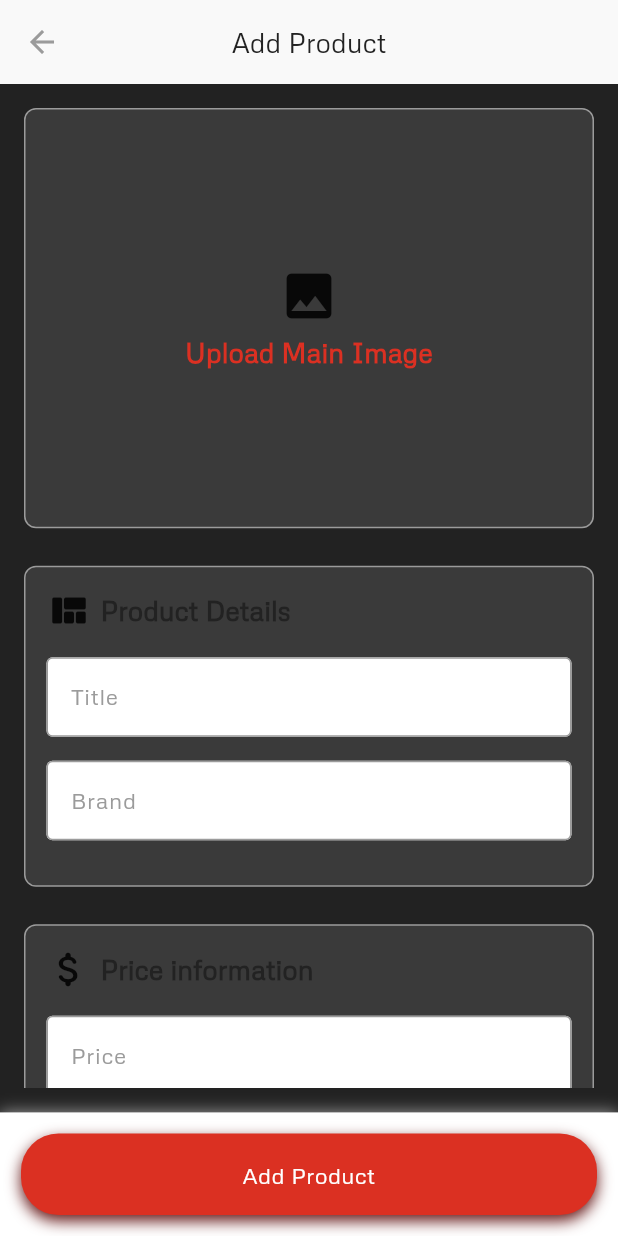
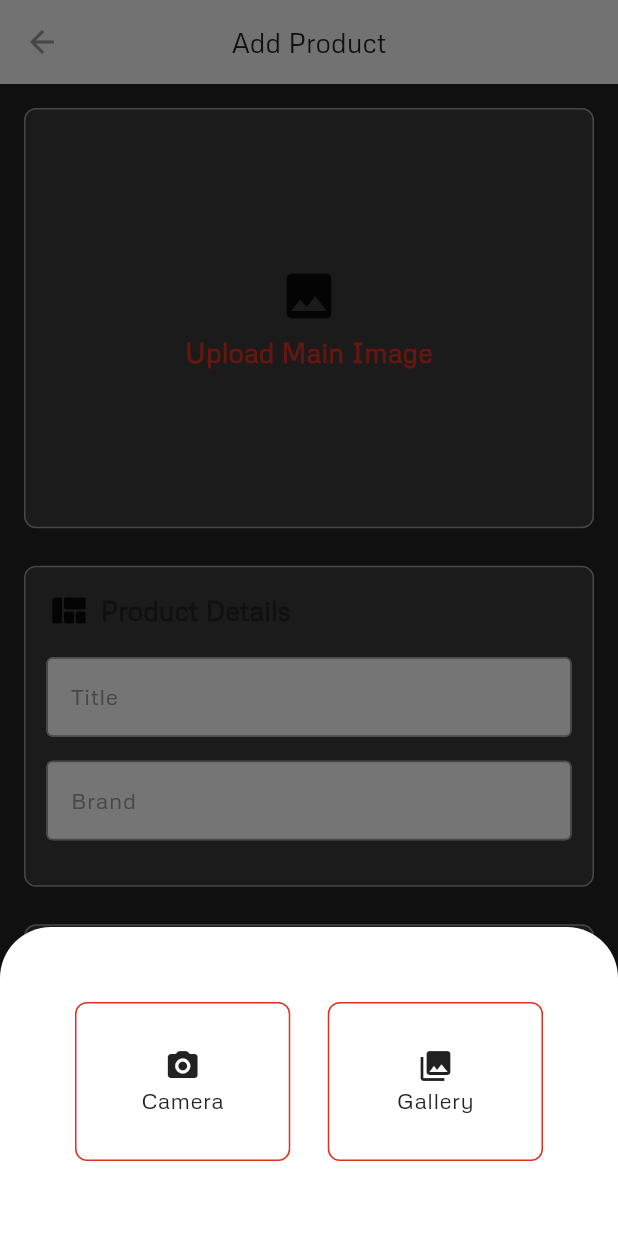
Before and after one commit to ahmedMetwaly/trendify-e-commerce-app, a Flutter app: the AddProduct screen opened by its route, after a tap on "Upload Main Image", on a phone screen of 412 x 824 dp. Run offline on Flutter 3.47's test engine with Material 3 defaults, Android fonts, the phone set to English and light mode, and no system bars; our stand-ins replace cloud_firestore, dio, firebase_auth, firebase_core, firebase_storage, flutter_bloc and 8 more; missing offline and left inert: flex_color_picker, flutter_facebook_auth, gif_view; accounts and stored records are empty.

Commit message:
Main Image Section

```diff
--- /dev/null
+++ b/lib/bloc/admin/add_product_bloc/add_product_bloc.dart
@@ -0,0 +1,24 @@
+import 'dart:io';
+
+import 'package:flutter_bloc/flutter_bloc.dart';
+import 'package:image_picker/image_picker.dart';
+import 'package:shop_app/bloc/admin/add_product_bloc/add_product_states.dart';
+
+class AddProductBloc extends Cubit<AddProductStates> {
+  AddProductBloc() : super(AddProductInitial());
+  File? image;
+
+  Future pickMainImage(ImageSource imageSource) async {
+    final ImagePicker picker = ImagePicker();
+    XFile? selectedImage = await picker.pickImage(source: imageSource);
+    if (selectedImage != null) {
+      image = File(selectedImage.path);
+      print("image path = ${image!.path}");
+      emit(MainImageLoaded());
+    }
+  }
+  void deleteMainImage(){
+    image = null;
+    emit(MainImageDeleted());
+  }
+}
--- /dev/null
+++ b/lib/bloc/admin/add_product_bloc/add_product_states.dart
@@ -0,0 +1,13 @@
+abstract class AddProductStates {}
+
+class AddProductInitial extends AddProductStates {}
+
+class AddProductLoading extends AddProductStates {}
+
+class AddProductSuccess extends AddProductStates {}
+
+class AddProductError extends AddProductStates {}
+
+class MainImageLoaded extends AddProductStates {}
+
+class MainImageDeleted extends AddProductStates {}
--- a/lib/l10n/intl_ar.arb
+++ b/lib/l10n/intl_ar.arb
@@ -96,22 +96,19 @@
     "productDetails": "تفاصيل المنتج",
     "title": "الأسم",
     "brand": "المصنع",
-    "price" :"السعر",
+    "price": "السعر",
     "salePrecentage": "نسبة الخصم",
     "salePrecentageError": "نسبة الخصم لابد ان تكون اقل من 100",
-    "PriceInfo" : "معلومات عن السعر",
+    "PriceInfo": "معلومات عن السعر",
     "colorsInformation": "معلومات عن الألوان",
-    "addNewColor" :"إضافة لون جديد",
+    "addNewColor": "إضافة لون جديد",
     "deleteThisColor": "حذف هذا اللون",
-    "colorCode" :"كود اللون",
+    "colorCode": "كود اللون",
     "colorName": "اسم اللون",
     "sizeInformations": "معلومات عن المقاسات",
     "deleteThisSize": "حذف هذا المقاس",
-    "addNewSize" : "اضف مقاس جديد",
-    "uploadMainImage" : "أضف الصورة الرئيسية"
-
-
-
-
-
+    "addNewSize": "اضف مقاس جديد",
+    "uploadMainImage": "أضف الصورة الرئيسية",
+    "camera": "كاميرا",
+    "gallery": "معرض الصور"
 }
--- a/lib/l10n/intl_en.arb
+++ b/lib/l10n/intl_en.arb
@@ -35,7 +35,7 @@
     "profile": "Profile",
     "searchHint": "Search article, topic, writer",
     "trend": "Trending topic today",
-    "selectLanguage":"Select Language",
+    "selectLanguage": "Select Language",
     "goToLink": "Go To Link",
     "by": "By",
     "myProfile": "My Profile",
@@ -77,37 +77,38 @@
     "checkYourEmail": "Password reset email sent check your account.",
     "sent": "Sent",
     "goodAfternoon": "Good afternoon",
-    "goodEvening" : "Good evining",
-    "confirmLogout" :" Confirm logout",
+    "goodEvening": "Good evining",
+    "confirmLogout": " Confirm logout",
     "logoutDescription": "Do you want to logout ?",
     "emailVerficationSent": "Email verfication sent.",
-    "emailVerficationDescription":"Email verfication sent check your email and click on the link then press done to login.\nif the email not sent to you please press on Resend email.",
-    "errorToManyRequests":"You made too many requests within a window of time and have been rate limited. Back off for a while",
-    "serverError":"Something went wrong on our side.",
+    "emailVerficationDescription": "Email verfication sent check your email and click on the link then press done to login.\nif the email not sent to you please press on Resend email.",
+    "errorToManyRequests": "You made too many requests within a window of time and have been rate limited. Back off for a while",
+    "serverError": "Something went wrong on our side.",
     "articleCount": "Articles 100+",
-    "noConnection" : "No internet conncetion",
-    "userNotFound" : "User not found",
-    "internetNotStable":"The internet conncetion is not stable !",
+    "noConnection": "No internet conncetion",
+    "userNotFound": "User not found",
+    "internetNotStable": "The internet conncetion is not stable !",
     "unKnownError": "An Error has occurred, please try again later !",
     "or": "OR",
-    "createAccount":"Create accoount",
-    "addProduct" : "Add Product",
+    "createAccount": "Create accoount",
+    "addProduct": "Add Product",
     "uploadImages": "Upload Images",
-    "productDetails" :"Product Details",
+    "productDetails": "Product Details",
     "title": "Title",
-    "brand":"Brand",
-    "price" :"Price",
+    "brand": "Brand",
+    "price": "Price",
     "salePrecentage": "Sale precentage",
     "salePrecentageError": "Sale precentage must be less than 100",
-    "PriceInfo" : "Price information",
+    "PriceInfo": "Price information",
     "colorsInformation": "Colors information",
-    "addNewColor" :"Add new color",
+    "addNewColor": "Add new color",
     "deleteThisColor": "Delete this color",
-    "colorCode" :"Color code",
+    "colorCode": "Color code",
     "colorName": "Color name",
     "sizeInformations": "Size Informations",
     "deleteThisSize": "Delete This Size",
-    "addNewSize" : "Add New Size",
-    "uploadMainImage" : "Uplaod Main Image"
-
+    "addNewSize": "Add New Size",
+    "uploadMainImage": "Uplaod Main Image",
+    "camera": "Camera",
+    "gallery": "Gallery"
 }
--- a/lib/main.dart
+++ b/lib/main.dart
@@ -2,6 +2,7 @@ import 'package:firebase_core/firebase_core.dart';
 import 'package:flutter/material.dart';
 import 'package:flutter_bloc/flutter_bloc.dart';
 import 'package:flutter_localizations/flutter_localizations.dart';
+import 'package:shop_app/bloc/admin/add_product_bloc/add_product_bloc.dart';
 import 'package:shop_app/bloc/admin/color_management_bloc/color_bloc.dart';
 import 'package:shop_app/bloc/admin/size_management_bloc/size_bloc.dart';
 import 'package:shop_app/bloc/authentication/auth_events.dart';
@@ -39,6 +40,7 @@ void main() async {
     BlocProvider(create: (context) => ProductViewModel()),
     BlocProvider(create: (context) => SectionViewModel()),
     BlocProvider(create: (context) => CartBloc()),
+    BlocProvider(create: (context) => AddProductBloc()),
     BlocProvider(create: (context) => AddColor()),
     BlocProvider(create: (context) => AddSize()),
   ], child: const MyApp()));
--- a/lib/view/screens/admin/screens/admin_home/screens/add_product.dart
+++ b/lib/view/screens/admin/screens/admin_home/screens/add_product.dart
@@ -3,7 +3,7 @@ import "package:flutter/material.dart";
 import "package:shop_app/generated/l10n.dart";
 import "package:shop_app/resources/values_manager.dart";
 import "package:shop_app/view/screens/admin/screens/admin_home/widgets/price_info.dart";
-import "package:shop_app/view/screens/admin/screens/admin_home/widgets/upload_images.dart";
+import "package:shop_app/view/screens/admin/screens/admin_home/widgets/upload_main_image/upload_image.dart";
 
 import "../../../../../components/elevated_button.dart";
 import "../widgets/colors_information/colors_info.dart";
@@ -67,7 +67,7 @@ class AddProduct extends StatelessWidget {
             key: formKey,
             child: Column(
               children: [
-                const UploadImages(),
+                const UploadMainImage(),
                 const SizedBox(height: 25),
                 MainInfo(title: title, brand: brand),
                 const SizedBox(height: 25),
--- a/lib/view/screens/admin/screens/admin_home/widgets/colors_information/colors_info.dart
+++ b/lib/view/screens/admin/screens/admin_home/widgets/colors_information/colors_info.dart
@@ -45,7 +45,7 @@ class ColorsInformation extends StatelessWidget {
                 itemBuilder: (context, index) {
                   return Column(
                     children: [
-                      Align(
+                     index==0? const SizedBox(height: 20,): Align(
                         alignment: Alignment.centerRight,
                         child: TextButton.icon(
                             onPressed: () =>
--- a/lib/view/screens/admin/screens/admin_home/widgets/upload_images.dart
+++ /dev/null
@@ -1,35 +0,0 @@
-import 'package:flutter/material.dart';
-
-import '../../../../../../generated/l10n.dart';
-import '../../../../../../resources/values_manager.dart';
-
-class UploadImages extends StatelessWidget {
-  const UploadImages({super.key});
-
-  @override
-  Widget build(BuildContext context) {
-    return GestureDetector(
-        onTap: () {
-          //TODO:: pickImages
-        },
-        child: Container(
-            width: double.infinity,
-            height: MediaQuery.of(context).size.height * 0.34,
-            decoration: BoxDecoration(
-                color: Theme.of(context).colorScheme.outline.withOpacity(0.2),
-                borderRadius: BorderRadius.circular(SizeManager.borderRadius),
-                border: Border.all(
-                  color: Theme.of(context).colorScheme.outline,
-                )),
-            child:
-                Column(mainAxisAlignment: MainAxisAlignment.center, children: [
-              const Icon(Icons.image, size: 40),
-              const SizedBox(height: SizeManager.sSpace),
-              Text(S.current.uploadMainImage,
-                  style: Theme.of(context)
-                      .textTheme
-                      .headlineSmall!
-                      .copyWith(color: Theme.of(context).colorScheme.primary))
-            ])));
-  }
-}
--- /dev/null
+++ b/lib/view/screens/admin/screens/admin_home/widgets/upload_main_image/show_main_image.dart
@@ -0,0 +1,39 @@
+import 'package:flutter/material.dart';
+import 'package:flutter_bloc/flutter_bloc.dart';
+import 'package:shop_app/bloc/admin/add_product_bloc/add_product_states.dart';
+import 'package:shop_app/resources/values_manager.dart';
+
+import '../../../../../../../bloc/admin/add_product_bloc/add_product_bloc.dart';
+
+class ShowMainImage extends StatelessWidget {
+  const ShowMainImage({super.key});
+
+  @override
+  Widget build(BuildContext context) {
+    return BlocBuilder<AddProductBloc, AddProductStates>(
+      builder: (BuildContext context, state) => Column(children: [
+        Align(
+            alignment: Alignment.topRight,
+            child: IconButton.outlined(
+                onPressed: () =>
+                    context.read<AddProductBloc>().deleteMainImage(),
+                icon: Icon(
+                  Icons.delete,
+                  color: Theme.of(context).colorScheme.primary,
+                ))),
+        Container(
+          height: MediaQuery.of(context).size.height * 0.34,
+          decoration: BoxDecoration(
+              borderRadius: BorderRadius.circular(SizeManager.borderRadius)),
+          child: ClipRRect(
+            borderRadius: BorderRadius.circular(SizeManager.borderRadius),
+            child: Image.file(
+              context.read<AddProductBloc>().image!,
+              fit: BoxFit.cover,
+            ),
+          ),
+        ),
+      ]),
+    );
+  }
+}
--- /dev/null
+++ b/lib/view/screens/admin/screens/admin_home/widgets/upload_main_image/upload_image.dart
@@ -0,0 +1,126 @@
+import 'package:flutter/material.dart';
+import 'package:flutter_bloc/flutter_bloc.dart';
+import 'package:image_picker/image_picker.dart';
+import 'package:shop_app/bloc/admin/add_product_bloc/add_product_bloc.dart';
+import 'package:shop_app/bloc/admin/add_product_bloc/add_product_states.dart';
+import 'package:shop_app/view/screens/admin/screens/admin_home/widgets/upload_main_image/show_main_image.dart';
+import '../../../../../../../generated/l10n.dart';
+import '../../../../../../../resources/values_manager.dart';
+
+class UploadMainImage extends StatelessWidget {
+  const UploadMainImage({super.key});
+
+  @override
+  Widget build(BuildContext context) {
+    return BlocBuilder<AddProductBloc, AddProductStates>(
+        builder: (context, state) => context.read<AddProductBloc>().image ==
+                null
+            ? GestureDetector(
+                onTap: () {
+                  showModalBottomSheet(
+                    context: context,
+                    backgroundColor: Colors.transparent,
+                    builder: (context) => Container(
+                      padding:
+                          const EdgeInsets.all(50),
+                      height: MediaQuery.of(context).size.height * 0.25,
+                      clipBehavior: Clip.antiAliasWithSaveLayer,
+                      decoration: BoxDecoration(
+                          color: Theme.of(context).colorScheme.inversePrimary,
+                          borderRadius: const BorderRadius.only(
+                              topLeft: Radius.circular(
+                                  SizeManager.bottomSheetRadius),
+                              topRight: Radius.circular(
+                                  SizeManager.bottomSheetRadius))),
+                      child: SizedBox(
+                        child: Row(
+                          crossAxisAlignment: CrossAxisAlignment.center,
+                          mainAxisAlignment: MainAxisAlignment.center,
+                          children: [
+                            Expanded(
+                                child: GestureDetector(
+                              onTap: () => context
+                                  .read<AddProductBloc>()
+                                  .pickMainImage(ImageSource.camera),
+                              child: Container(
+                                padding: const EdgeInsets.all(
+                                    PaddingManager.pInternalPadding),
+                                decoration: BoxDecoration(
+                                  border: Border.all(
+                                      color:
+                                          Theme.of(context).colorScheme.primary),
+                                  borderRadius: BorderRadius.circular(
+                                      SizeManager.borderRadius),
+                                ),
+                                child: Column(
+                                  mainAxisAlignment: MainAxisAlignment.center,
+                                  crossAxisAlignment: CrossAxisAlignment.center,
+                                  children: [
+                                    const Icon(Icons.camera_alt_rounded),
+                                    Text(S.current.camera),
+                                  ],
+                                ),
+                              ),
+                            )),
+                            const SizedBox(width: 25),
+                            Expanded(
+                                child: GestureDetector(
+                              onTap: () => context
+                                  .read<AddProductBloc>()
+                                  .pickMainImage(ImageSource.gallery),
+                              child: Container(
+                                padding: const EdgeInsets.all(
+                                    PaddingManager.pInternalPadding),
+                                decoration: BoxDecoration(
+                                  border: Border.all(
+                                      color:
+                                          Theme.of(context).colorScheme.primary),
+                                  borderRadius: BorderRadius.circular(
+                                      SizeManager.borderRadius),
+                                ),
+                                child: Column(
+                                  mainAxisAlignment: MainAxisAlignment.center,
+                                  crossAxisAlignment: CrossAxisAlignment.center,
+                                  children: [
+                                    const Icon(Icons.collections),
+                                    Text(S.current.gallery),
+                                  ],
+                                ),
+                              ),
+                            )),
+                          ],
+                        ),
+                      ),
+                    ),
+                  );
+                },
+                child: Container(
+                    width: double.infinity,
+                    height: MediaQuery.of(context).size.height * 0.34,
+                    decoration: BoxDecoration(
+                        color: Theme.of(context)
+                            .colorScheme
+                            .outline
+                            .withOpacity(0.2),
+                        borderRadius:
+                            BorderRadius.circular(SizeManager.borderRadius),
+                        border: Border.all(
+                          color: Theme.of(context).colorScheme.outline,
+                        )),
+                    child: Column(
+                        mainAxisAlignment: MainAxisAlignment.center,
+                        children: [
+                          const Icon(Icons.image, size: 40),
+                          const SizedBox(height: SizeManager.sSpace),
+                          Text(S.current.uploadMainImage,
+                              style: Theme.of(context)
+                                  .textTheme
+                                  .headlineSmall!
+                                  .copyWith(
+                                      color: Theme.of(context)
+                                          .colorScheme
+                                          .primary))
+                        ])))
+            : const ShowMainImage());
+  }
+}
```
Also changed, not shown: lib/generated/l10n.dart.
